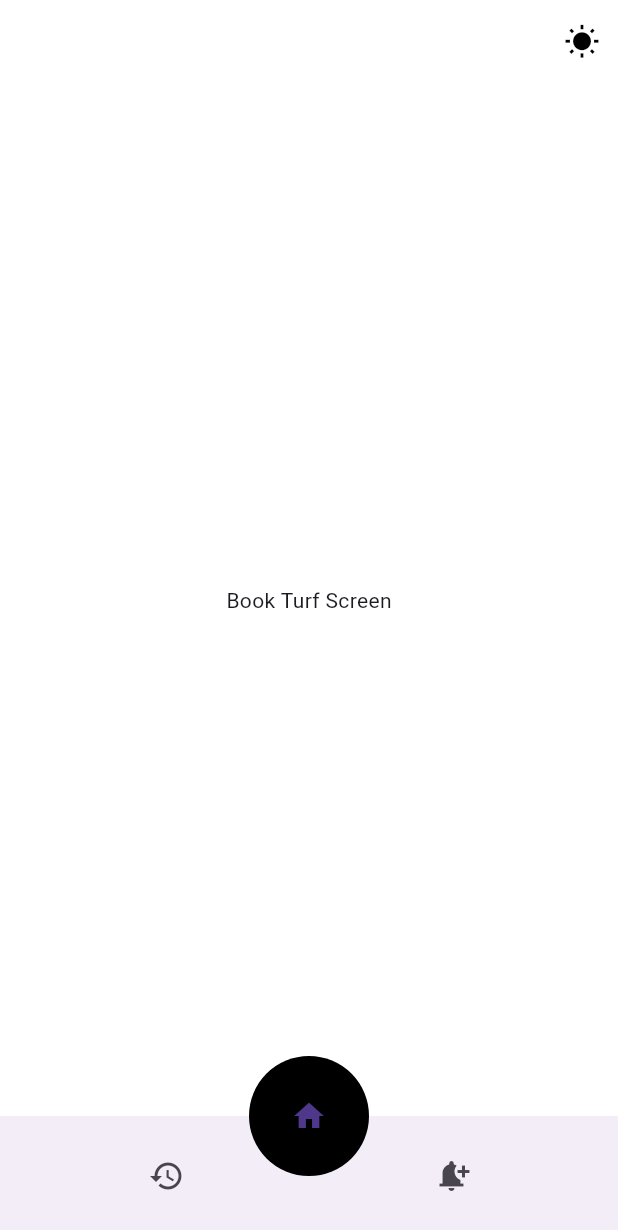
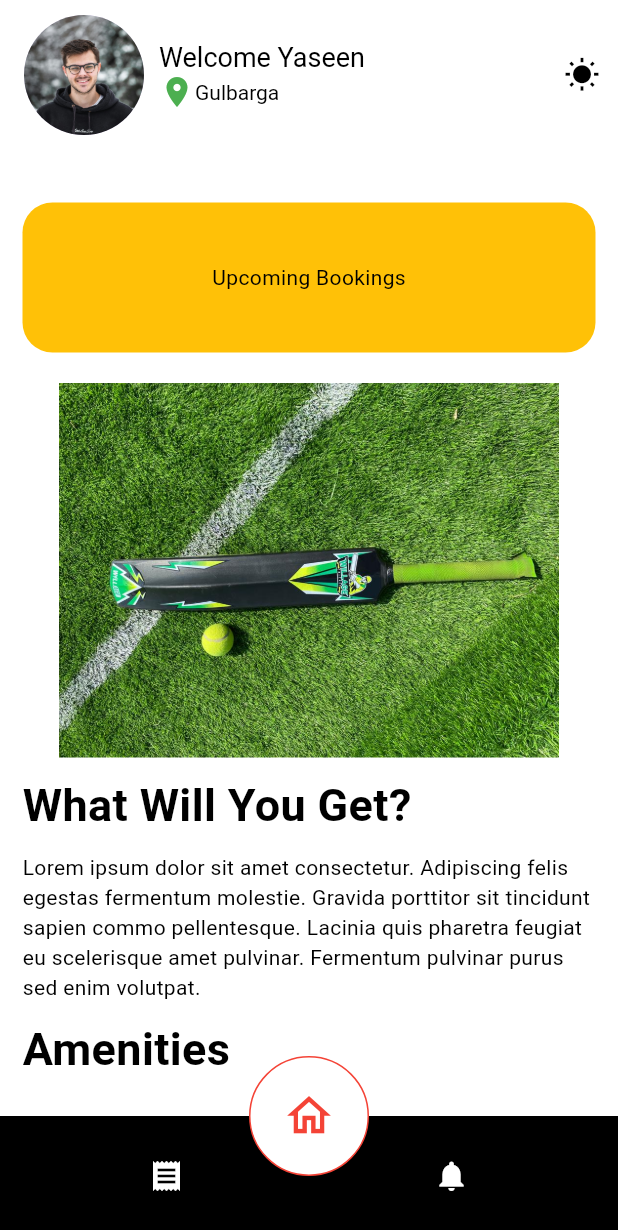
Before and after one commit to yaseeen96/turf_touch, a Flutter app: the screen it shows after launch, on a phone screen of 412 x 824 dp. Shown: the top 1230 px of the screen. Run offline on Flutter 3.47's test engine with Material 3 defaults, Android fonts, the phone set to English and light mode, and no system bars; drawn by our look-alikes of carousel_slider; our stand-ins replace animate_do, flutter_riverpod, gap, go_router.

Commit message:
add latest changes

```diff
--- a/lib/src/config/router/router_config.dart
+++ b/lib/src/config/router/router_config.dart
@@ -1,16 +1,42 @@
 import 'package:flutter/material.dart';
+import 'package:flutter_riverpod/flutter_riverpod.dart';
 import 'package:go_router/go_router.dart';
 import 'package:turf_touch/src/config/theme/theme_state.dart';
 import 'package:turf_touch/src/features/authentication/landing/screens/landing_screen.dart';
 import 'package:turf_touch/src/features/authentication/login/screens/login_screen.dart';
 import 'package:turf_touch/src/features/authentication/signup/screens/signup_screen.dart';
-import 'package:turf_touch/src/features/book_turf/screens/book_turf_screen.dart';
+import 'package:turf_touch/src/features/book_turf/screens/booking_history_screen.dart';
+import 'package:turf_touch/src/features/book_turf/screens/home_screen.dart';
+import 'package:turf_touch/src/features/book_turf/screens/notification_screen.dart';
+import 'package:turf_touch/src/shared/providers/bottom_bar_index_provider.dart';
 import 'package:turf_touch/src/shared/widgets/app_bar.dart';
 import 'package:turf_touch/src/shared/widgets/bottom_bar.dart';
+import 'package:turf_touch/src/shared/widgets/main_app_bar.dart';
 
 final GlobalKey<NavigatorState> _rootNavigatorKey = GlobalKey<NavigatorState>();
 final GlobalKey<NavigatorState> _shellNavigatorKey =
     GlobalKey<NavigatorState>();
+
+CustomTransitionPage buildPageWithDefaultTransition(
+    {required BuildContext context,
+    required GoRouterState state,
+    required Widget child}) {
+  return CustomTransitionPage<void>(
+    key: state.pageKey,
+    child: child,
+    transitionDuration: const Duration(milliseconds: 150),
+    transitionsBuilder: (BuildContext context, Animation<double> animation,
+        Animation<double> secondaryAnimation, Widget child) {
+      // Change the opacity of the screen using a Curve based on the the animation's
+      // value
+      return FadeTransition(
+        opacity: CurveTween(curve: Curves.easeInOut).animate(animation),
+        child: child,
+      );
+    },
+  );
+}
+
 final goRouterConfig = GoRouter(
   navigatorKey: _rootNavigatorKey,
   initialLocation: "/home",
@@ -18,25 +44,42 @@ final goRouterConfig = GoRouter(
     // auth routes
     GoRoute(
       path: "/login",
-      builder: (context, state) => const LoginScreen(),
+      pageBuilder: (context, state) => buildPageWithDefaultTransition(
+        context: context,
+        state: state,
+        child: const LoginScreen(),
+      ),
     ),
     GoRoute(
       path: "/auth_landing",
-      builder: (context, state) => const LandingScreen(),
+      pageBuilder: (context, state) => buildPageWithDefaultTransition(
+        context: context,
+        state: state,
+        child: const LandingScreen(),
+      ),
     ),
     GoRoute(
       path: "/signup",
-      builder: (context, state) => const SignupScreen(),
+      pageBuilder: (context, state) => buildPageWithDefaultTransition(
+        context: context,
+        state: state,
+        child: const SignupScreen(),
+      ),
     ),
     ShellRoute(
         navigatorKey: _shellNavigatorKey,
-        builder: (context, state, child) {
-          return Scaffold(
+        pageBuilder: (context, state, child) => buildPageWithDefaultTransition(
+              context: context,
+              state: state,
+              child: Scaffold(
                 backgroundColor: CTheme.of(context).theme.backgroundColor,
-            appBar: const TurfTouchAppBar(),
+                appBar: const MainAppBar(),
                 body: child,
                 bottomNavigationBar: const TurfTouchBottomBar(),
-            floatingActionButton: SizedBox(
+                floatingActionButton: Consumer(
+                  builder: (context, ref, child) {
+                    final index = ref.watch(bottomBarIndexProvider);
+                    return SizedBox(
                       height: 80,
                       width: 80,
                       child: FloatingActionButton(
@@ -45,26 +88,63 @@ final goRouterConfig = GoRouter(
                             borderRadius: BorderRadius.circular(80)),
                         elevation: 0,
                         backgroundColor: Colors.transparent,
-                onPressed: () {},
+                        onPressed: () {
+                          ref.read(bottomBarIndexProvider.notifier).state = 1;
+                          context.go("/home");
+                        },
                         child: Container(
                           height: double.infinity,
                           width: double.infinity,
-                  decoration: const BoxDecoration(
-                    color: Colors.black,
+                          decoration: BoxDecoration(
+                            border: Border.all(
+                                width: 1,
+                                color: CTheme.of(context).theme.primaryColor),
+                            color: CTheme.of(context).theme.backgroundColor,
                             shape: BoxShape.circle,
                           ),
-                  child: const Icon(Icons.home),
+                          child: Icon(
+                            Icons.home_outlined,
+                            size: 35,
+                            color: (index == 1)
+                                ? CTheme.of(context).theme.primaryColor
+                                : CTheme.of(context).theme.backgroundInverse,
                           ),
                         ),
                       ),
+                    );
+                  },
+                ),
                 floatingActionButtonLocation:
                     FloatingActionButtonLocation.centerDocked,
-          );
-        },
+              ),
+            ),
         routes: [
           GoRoute(
+            parentNavigatorKey: _shellNavigatorKey,
             path: "/home",
-            builder: (context, state) => const BookTurfScreen(),
+            pageBuilder: (context, state) => buildPageWithDefaultTransition(
+              context: context,
+              state: state,
+              child: const HomeScreen(),
+            ),
+          ),
+          GoRoute(
+            parentNavigatorKey: _shellNavigatorKey,
+            path: "/history",
+            pageBuilder: (context, state) => buildPageWithDefaultTransition(
+              context: context,
+              state: state,
+              child: const BookingHistory(),
+            ),
+          ),
+          GoRoute(
+            parentNavigatorKey: _shellNavigatorKey,
+            path: "/notifications",
+            pageBuilder: (context, state) => buildPageWithDefaultTransition(
+              context: context,
+              state: state,
+              child: const NotificationScreen(),
+            ),
           ),
         ])
   ],
--- a/lib/src/config/theme/app_theme.dart
+++ b/lib/src/config/theme/app_theme.dart
@@ -12,6 +12,7 @@ class AppTheme {
   final TextStyle subheading;
   final TextStyle label;
   final CthemeMode cthemeMode;
+  final ButtonStyle buttonStyle;
 
   AppTheme({
     required this.backgroundColor,
@@ -23,5 +24,6 @@ class AppTheme {
     required this.cthemeMode,
     required this.backgroundInverse,
     required this.label,
+    required this.buttonStyle,
   });
 }
--- a/lib/src/config/theme/data/dark_theme.dart
+++ b/lib/src/config/theme/data/dark_theme.dart
@@ -24,4 +24,15 @@ final darkThemeData = AppTheme(
     color: Colors.grey[400],
     fontSize: 15,
   ),
+  buttonStyle: ElevatedButton.styleFrom(
+    padding: const EdgeInsets.symmetric(
+      vertical: 10,
+      horizontal: 20,
+    ),
+    backgroundColor: Colors.red,
+    foregroundColor: Colors.white,
+    shape: RoundedRectangleBorder(
+      borderRadius: BorderRadius.circular(10),
+    ),
+  ),
 );
--- a/lib/src/config/theme/data/light_theme.dart
+++ b/lib/src/config/theme/data/light_theme.dart
@@ -20,4 +20,16 @@ final lightThemeData = AppTheme(
     color: Colors.black,
     fontSize: 18,
   ),
-    label: TextStyle(color: Colors.grey[700], fontSize: 15));
+  label: TextStyle(color: Colors.grey[700], fontSize: 15),
+  buttonStyle: ElevatedButton.styleFrom(
+    padding: const EdgeInsets.symmetric(
+      vertical: 10,
+      horizontal: 20,
+    ),
+    backgroundColor: Colors.red,
+    foregroundColor: Colors.white,
+    shape: RoundedRectangleBorder(
+      borderRadius: BorderRadius.circular(10),
+    ),
+  ),
+);
--- a/lib/src/features/book_turf/screens/book_turf_screen.dart
+++ b/lib/src/features/book_turf/screens/booking_history_screen.dart
@@ -1,12 +1,12 @@
 import 'package:flutter/material.dart';
 
-class BookTurfScreen extends StatelessWidget {
-  const BookTurfScreen({super.key});
+class BookingHistory extends StatelessWidget {
+  const BookingHistory({super.key});
 
   @override
   Widget build(BuildContext context) {
     return const Center(
-      child: Text("Book Turf Screen"),
+      child: Text("Booking History"),
     );
   }
 }
--- /dev/null
+++ b/lib/src/features/book_turf/screens/home_screen.dart
@@ -0,0 +1,109 @@
+import 'package:carousel_slider/carousel_slider.dart';
+import 'package:flutter/material.dart';
+import 'package:flutter/widgets.dart';
+import 'package:gap/gap.dart';
+import 'package:turf_touch/src/config/theme/theme_state.dart';
+
+class HomeScreen extends StatelessWidget {
+  const HomeScreen({super.key});
+
+  @override
+  Widget build(BuildContext context) {
+    return SingleChildScrollView(
+      padding: const EdgeInsets.all(15),
+      child: Column(
+        crossAxisAlignment: CrossAxisAlignment.start,
+        children: [
+          const Gap(20),
+          Container(
+            alignment: Alignment.center,
+            height: 100,
+            width: double.infinity,
+            decoration: BoxDecoration(
+              borderRadius: BorderRadius.circular(20),
+              color: Colors.amber,
+            ),
+            child: Text(
+              "Upcoming Bookings",
+              style: CTheme.of(context).theme.bodyText,
+            ),
+          ),
+          const Gap(20),
+          CarouselSlider(
+            options: CarouselOptions(
+              height: 250,
+              viewportFraction: 1,
+            ),
+            items: [1, 2, 3].map((i) {
+              return Builder(
+                builder: (BuildContext context) {
+                  return Container(
+                    margin: const EdgeInsets.symmetric(horizontal: 2),
+                    alignment: Alignment.center,
+                    width: double.infinity,
+                    decoration: BoxDecoration(
+                        borderRadius: BorderRadius.circular(20),
+                        image: DecorationImage(
+                            image: AssetImage("assets/turf/$i.jpg"))),
+                  );
+                },
+              );
+            }).toList(),
+          ),
+          const Gap(10),
+          Text(
+            "What Will You Get?",
+            style: CTheme.of(context).theme.heading,
+          ),
+          const Gap(10),
+          Text(
+            "Lorem ipsum dolor sit amet consectetur. Adipiscing felis egestas fermentum molestie. Gravida porttitor sit tincidunt sapien commo pellentesque. Lacinia quis pharetra feugiat eu scelerisque amet pulvinar. Fermentum pulvinar purus sed enim volutpat.",
+            style: CTheme.of(context).theme.bodyText,
+          ),
+          const Gap(10),
+          Text(
+            "Amenities",
+            style: CTheme.of(context).theme.heading,
+          ),
+          const Gap(10),
+          SizedBox(
+            height: 75,
+            child: ListView(
+              physics: const ScrollPhysics(),
+              scrollDirection: Axis.horizontal,
+              shrinkWrap: true,
+              children: [
+                for (int i = 0; i <= 7; i++)
+                  Padding(
+                    padding: const EdgeInsets.all(8.0),
+                    child: Chip(
+                      label: const Text(
+                        "Parking",
+                      ),
+                      shape: RoundedRectangleBorder(
+                        borderRadius: BorderRadius.circular(100),
+                      ),
+                      backgroundColor: Colors.grey[400],
+                    ),
+                  ),
+              ],
+            ),
+          ),
+          const Gap(20),
+          Align(
+            alignment: Alignment.center,
+            child: SizedBox(
+              height: 50,
+              width: MediaQuery.of(context).size.width / 1.5,
+              child: ElevatedButton(
+                  style: CTheme.of(context).theme.buttonStyle,
+                  onPressed: () {},
+                  child: const Text("Get Started")),
+            ),
+          ),
+          const Gap(50),
+        ],
+      ),
+    );
+  }
+}
--- /dev/null
+++ b/lib/src/features/book_turf/screens/notification_screen.dart
@@ -0,0 +1,12 @@
+import 'package:flutter/material.dart';
+
+class NotificationScreen extends StatelessWidget {
+  const NotificationScreen({super.key});
+
+  @override
+  Widget build(BuildContext context) {
+    return const Center(
+      child: Text("Notifications"),
+    );
+  }
+}
--- /dev/null
+++ b/lib/src/shared/providers/bottom_bar_index_provider.dart
@@ -0,0 +1,3 @@
+import 'package:flutter_riverpod/flutter_riverpod.dart';
+
+final bottomBarIndexProvider = StateProvider<int>((ref) => 1);
--- a/lib/src/shared/widgets/bottom_bar.dart
+++ b/lib/src/shared/widgets/bottom_bar.dart
@@ -1,77 +1,55 @@
 import 'package:flutter/cupertino.dart';
 import 'package:flutter/material.dart';
 import 'package:flutter/widgets.dart';
+import 'package:flutter_riverpod/flutter_riverpod.dart';
 import 'package:go_router/go_router.dart';
+import 'package:turf_touch/src/config/theme/theme_state.dart';
+import 'package:turf_touch/src/shared/providers/bottom_bar_index_provider.dart';
 
-class TurfTouchBottomBar extends StatefulWidget {
+class TurfTouchBottomBar extends ConsumerWidget {
   const TurfTouchBottomBar({super.key});
 
   @override
-  State<TurfTouchBottomBar> createState() => _TurfTouchBottomBarState();
+  Widget build(BuildContext context, WidgetRef ref) {
+    final index = ref.watch(bottomBarIndexProvider);
+    void onNotificationPress() {
+      ref.read(bottomBarIndexProvider.notifier).state = 2;
+      context.go("/notifications");
     }
 
-class _TurfTouchBottomBarState extends State<TurfTouchBottomBar> {
-  int _index = 0;
-  void goToScreen(int index) async {
-    if (index == 0) {
-      context.go("/home");
-    } else if (index == 1) {
-      context.go("/search");
-    } else if (index == 2) {
-      context.go("/notifications");
-    } else if (index == 3) {
-      context.go("/profile");
-    } else {
-      return;
-    }
+    void onHistoryPress() {
+      ref.read(bottomBarIndexProvider.notifier).state = 0;
+      context.go("/history");
     }
 
-  @override
-  Widget build(BuildContext context) {
     return BottomAppBar(
+      color: CTheme.of(context).theme.backgroundInverse,
+      child: SizedBox(
+        height: double.infinity,
         child: Row(
           children: [
             Expanded(
-              child: IconButton(onPressed: () {}, icon: Icon(Icons.history))),
+              child: IconButton(
+                onPressed: onHistoryPress,
+                icon: Icon(Icons.receipt,
+                    color: (index == 0)
+                        ? CTheme.of(context).theme.primaryColor
+                        : CTheme.of(context).theme.backgroundColor),
+              ),
+            ),
             Expanded(
                 child: IconButton(
-                  onPressed: () {}, icon: Icon(Icons.notification_add))),
+              onPressed: onNotificationPress,
+              icon: Icon(
+                Icons.notifications,
+                color: (index == 2)
+                    ? CTheme.of(context).theme.primaryColor
+                    : CTheme.of(context).theme.backgroundColor,
+              ),
+            )),
           ],
         ),
+      ),
     );
-    // return BottomNavigationBar(
-    //     currentIndex: _index,
-    //     onTap: (index) {
-    //       setState(() {
-    //         _index = index;
-    //       });
-    //       goToScreen(index);
-    //     },
-    //     items: const [
-    //       BottomNavigationBarItem(
-    //         label: "Home",
-    //         icon: Icon(
-    //           Icons.home,
-    //         ),
-    //       ),
-    //       BottomNavigationBarItem(
-    //         label: "Notificatins",
-    //         icon: Icon(
-    //           Icons.notification_important,
-    //         ),
-    //       ),
-    //       BottomNavigationBarItem(
-    //         label: "My bookings",
-    //         icon: Icon(
-    //           Icons.history,
-    //         ),
-    //       ),
-    //       BottomNavigationBarItem(
-    //         label: "My Profile",
-    //         icon: Icon(
-    //           Icons.man,
-    //         ),
-    //       )
-    //     ]);
   }
 }
--- /dev/null
+++ b/lib/src/shared/widgets/main_app_bar.dart
@@ -0,0 +1,68 @@
+import 'package:flutter/material.dart';
+import 'package:gap/gap.dart';
+import 'package:turf_touch/src/config/theme/app_theme.dart';
+import 'package:turf_touch/src/config/theme/theme_state.dart'; // Import your custom theme
+
+// Define your custom AppBar widget
+class MainAppBar extends StatelessWidget implements PreferredSizeWidget {
+  const MainAppBar({Key? key}) : super(key: key);
+
+  @override
+  Widget build(BuildContext context) {
+    return AppBar(
+      toolbarHeight: double.infinity,
+      foregroundColor: CTheme.of(context).theme.backgroundInverse,
+      backgroundColor: CTheme.of(context).theme.backgroundColor,
+      surfaceTintColor: Colors.transparent,
+      title: Row(
+        children: [
+          const CircleAvatar(
+            radius: 40,
+            foregroundImage: AssetImage("assets/sample_profile.jpeg"),
+          ),
+          const Gap(10),
+          Column(
+            crossAxisAlignment: CrossAxisAlignment.start,
+            children: [
+              Text(
+                "Welcome Yaseen",
+                style: CTheme.of(context).theme.subheading,
+              ),
+              Row(
+                children: [
+                  Icon(
+                    Icons.location_on,
+                    color: Colors.green,
+                  ),
+                  Text(
+                    "Gulbarga",
+                    style: CTheme.of(context).theme.bodyText,
+                  ),
+                ],
+              )
+            ],
+          )
+        ],
+      ),
+      actions: [
+        IconButton(
+          onPressed: () {
+            CTheme.of(context)
+                .changeTheme(); // Change the theme when the button is pressed
+          },
+          icon: Icon(
+            // Change the icon based on the current theme
+            (CTheme.of(context).theme.cthemeMode == CthemeMode.light)
+                ? Icons.wb_sunny
+                : Icons.nights_stay,
+            color: CTheme.of(context).theme.backgroundInverse,
+          ),
+        ),
+      ],
+    );
+  }
+
+  @override
+  Size get preferredSize =>
+      const Size.fromHeight(100); // Set the preferred size
+}
--- a/pubspec.yaml
+++ b/pubspec.yaml
@@ -40,6 +40,7 @@ dependencies:
   animate_do: ^3.3.3
   gap: ^3.0.1
   flutter_launcher_icons: ^0.13.1
+  carousel_slider: ^4.2.1
 
 dev_dependencies:
   flutter_test:
@@ -67,6 +68,7 @@ flutter:
   # To add assets to your application, add an assets section, like this:
   assets:
     - assets/
+    - assets/turf/
 
   # An image asset can refer to one or more resolution-specific "variants", see
   # https://flutter.dev/assets-and-images/#resolution-aware
```
Also changed, not shown: assets/sample_profile.jpeg (added), assets/turf/1.jpg (added), assets/turf/2.jpg (added), assets/turf/3.jpg (added), pubspec.lock. Lines whose indentation alone changed are shown as unchanged.
